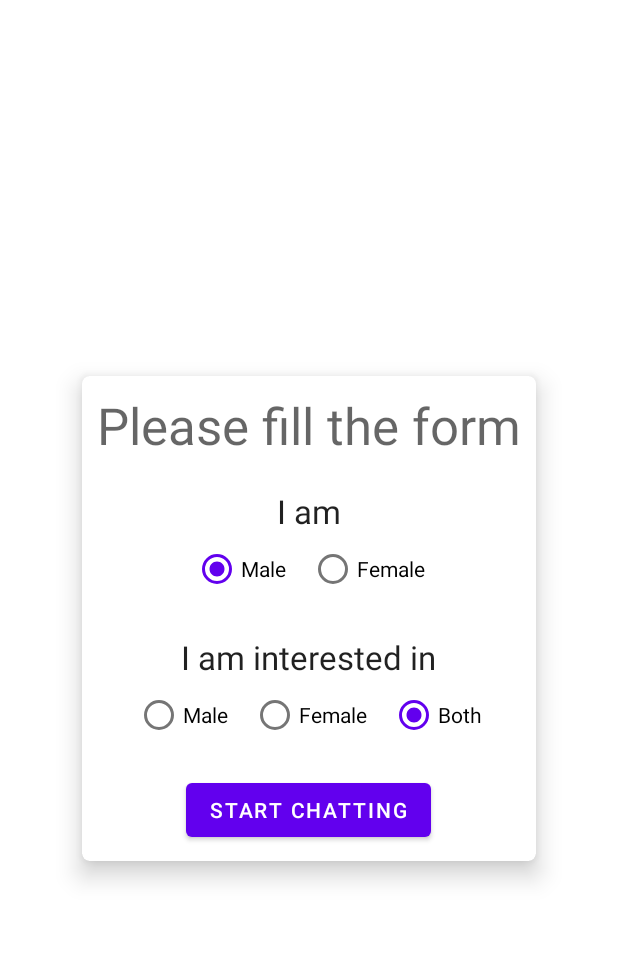
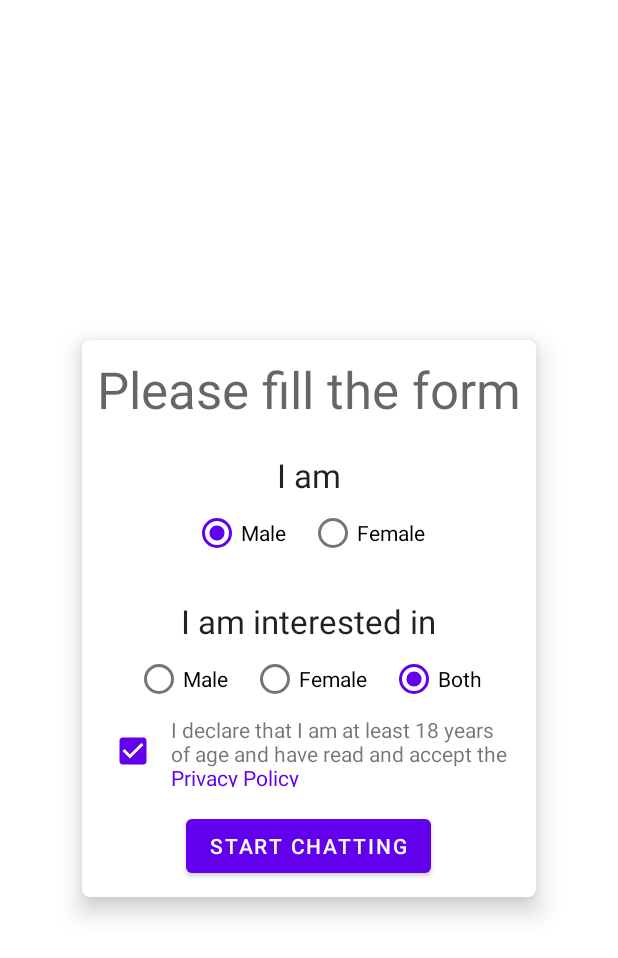
Before and after one commit to realmohdali/Lets_Chat_No_Login, an Android app: the screen it shows after launch (MainActivity), after a tap on "START CHATTING", on a phone screen of 412 x 824 dp. Shown: the top 958 px of the screen. Run offline under Robolectric (Android 15) with nearby library versions, the phone set to English and light mode, and no system bars; our stand-ins replace Volley; network calls fail.

Commit message:
added declaration and link to privacy policy

```diff
--- a/app/src/main/java/com/example/letschat_nologin/Chat.java
+++ b/app/src/main/java/com/example/letschat_nologin/Chat.java
@@ -368,20 +368,19 @@ public class Chat extends AppCompatActivity {
         String msg = msgBox.getText().toString();
         msgBox.setText("");
 
-        MessageData messageData = new MessageData();
-        messageData.setMessage(msg);
-        messageData.setType("1");
-        messageData.setSender("me");
-        messageDataArrayList.add(messageData);
-        adapter.notifyItemInserted(adapter.getItemCount() - 1);
-        chatView.scrollToPosition(adapter.getItemCount() - 1);
-
         String url = "https://chat.curioustechguru.com/script/send_message.php";
 
         // Request a string response from the provided URL.
         stringRequest = new StringRequest(Request.Method.POST,
                 url,
                 response -> {
+                    MessageData messageData = new MessageData();
+                    messageData.setMessage(msg);
+                    messageData.setType("1");
+                    messageData.setSender("me");
+                    messageDataArrayList.add(messageData);
+                    adapter.notifyItemInserted(adapter.getItemCount() - 1);
+                    chatView.scrollToPosition(adapter.getItemCount() - 1);
                 }, error -> {
         }) {
             @NonNull
--- a/app/src/main/java/com/example/letschat_nologin/MainActivity.java
+++ b/app/src/main/java/com/example/letschat_nologin/MainActivity.java
@@ -1,9 +1,12 @@
 package com.example.letschat_nologin;
+
 
 import android.content.Intent;
 import android.os.Bundle;
+import android.text.method.LinkMovementMethod;
 import android.view.View;
 import android.widget.Button;
+import android.widget.CheckBox;
 import android.widget.ProgressBar;
 import android.widget.RadioButton;
 import android.widget.RadioGroup;
@@ -42,11 +45,14 @@ public class MainActivity extends AppCompatActivity {
             System.exit(0);
         }
         btn = findViewById(R.id.start_chat_btn);
-        gender = findViewById(R.id.gender_radio);
-        interest = findViewById(R.id.interest_radio);
+        gender = (RadioGroup) findViewById(R.id.gender_radio);
+        interest = (RadioGroup) findViewById(R.id.interest_radio);
         cardView = findViewById(R.id.cardView);
         progressBar = findViewById(R.id.progressBar);
         textView = findViewById(R.id.text_view);
+
+        TextView privacyLink = findViewById(R.id.privacy_link);
+        privacyLink.setMovementMethod(LinkMovementMethod.getInstance());
 
         btn.setOnClickListener(v -> {
             int selectedGender = gender.getCheckedRadioButtonId();
@@ -57,7 +63,12 @@ public class MainActivity extends AppCompatActivity {
             String myGender = genderButton.getText().toString();
             String myInterest = interestButton.getText().toString();
 
-            startChat(myGender, myInterest);
+            CheckBox checkBox = findViewById(R.id.checkbox);
+            if(checkBox.isChecked()) {
+                startChat(myGender, myInterest);
+            } else {
+                Toast.makeText(this, "Please check the declaration", Toast.LENGTH_SHORT).show();
+            }
         });
     }
 
--- a/app/src/main/res/layout/activity_chat.xml
+++ b/app/src/main/res/layout/activity_chat.xml
@@ -10,7 +10,7 @@
         android:elevation="5dp"
         android:id="@+id/linearLayout3"
         android:layout_width="match_parent"
-        android:layout_height="wrap_content"
+        android:layout_height="60dp"
         android:background="@color/purple_700"
         android:orientation="horizontal"
         android:padding="10dp"
@@ -65,7 +65,6 @@
         app:layout_constraintTop_toTopOf="parent" />
 
     <androidx.recyclerview.widget.RecyclerView
-        android:paddingTop="10dp"
         android:id="@+id/chat_view"
         android:layout_width="match_parent"
         android:layout_height="0dp"
--- a/app/src/main/res/layout/activity_main.xml
+++ b/app/src/main/res/layout/activity_main.xml
@@ -62,12 +62,14 @@
                 android:orientation="horizontal">
 
                 <RadioButton
+                    android:id="@+id/gender_male"
                     android:layout_width="wrap_content"
                     android:layout_height="wrap_content"
                     android:checked="true"
                     android:text="@string/male" />
 
                 <RadioButton
+                    android:id="@+id/gender_female"
                     android:layout_width="wrap_content"
                     android:layout_height="wrap_content"
                     android:layout_marginStart="15dp"
@@ -89,23 +91,45 @@
                 android:orientation="horizontal">
 
                 <RadioButton
+                    android:id="@+id/selected_male"
                     android:layout_width="wrap_content"
                     android:layout_height="wrap_content"
                     android:text="@string/male" />
 
                 <RadioButton
+                    android:id="@+id/selected_female"
                     android:layout_width="wrap_content"
                     android:layout_height="wrap_content"
                     android:layout_marginStart="15dp"
                     android:text="@string/female" />
 
                 <RadioButton
+                    android:id="@+id/selected_other"
                     android:layout_width="wrap_content"
                     android:layout_height="wrap_content"
                     android:layout_marginStart="15dp"
                     android:checked="true"
                     android:text="@string/both" />
             </RadioGroup>
+
+            <RelativeLayout
+                android:layout_width="match_parent"
+                android:layout_height="wrap_content">
+
+                <CheckBox
+                    android:id="@+id/checkbox"
+                    android:layout_width="wrap_content"
+                    android:layout_height="wrap_content"
+                    android:checked="true" />
+
+                <TextView
+                    android:id="@+id/privacy_link"
+                    android:layout_width="wrap_content"
+                    android:layout_height="wrap_content"
+                    android:layout_marginStart="1dp"
+                    android:layout_toEndOf="@id/checkbox"
+                    android:text="@string/declaration" />
+            </RelativeLayout>
 
             <Button
                 android:id="@+id/start_chat_btn"
--- a/app/src/main/res/values/strings.xml
+++ b/app/src/main/res/values/strings.xml
@@ -13,4 +13,6 @@
     <string name="send_button">send button</string>
     <string name="sorry_no_suitable_partner_found">Sorry, no suitable partner found.</string>
     <string name="try_again">try again</string>
+    <string name="declaration">I declare that I am at least 18 years of age
+        and have read and accept the <a href="https://chat.curioustechguru.com/privacy-policy.php">Privacy Policy</a></string>
 </resources>
```
